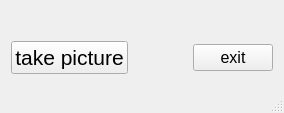
First picture: the form in mainwindow.ui, repository tomikais/fotobox, before the edit.
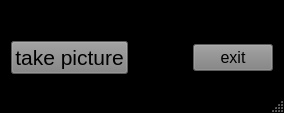
Second picture: the form after the edit.

Commit message: move settings from Fotobox class to Preferences fix style issue Preferences dialog

What changed in the file:
```diff
--- a/mainwindow.ui
+++ b/mainwindow.ui
@@ -13,6 +13,11 @@
   <property name="windowTitle">
    <string>FotoBox by Thomas Kais ©</string>
   </property>
+  <property name="styleSheet">
+   <string notr="true">#MainWindow {
+	background-color:black;
+}</string>
+  </property>
   <widget class="QWidget" name="widget">
    <layout class="QGridLayout" name="gridLayout">
     <item row="0" column="0">
@@ -39,6 +44,9 @@
             <pointsize>16</pointsize>
            </font>
           </property>
+          <property name="styleSheet">
+           <string notr="true">background-color: grey;</string>
+          </property>
           <property name="text">
            <string>take picture</string>
           </property>
@@ -64,6 +72,9 @@
             <pointsize>12</pointsize>
            </font>
           </property>
+          <property name="styleSheet">
+           <string notr="true">background-color: grey;</string>
+          </property>
           <property name="text">
            <string>exit</string>
           </property>
```
The commit also changes 4 other files.
